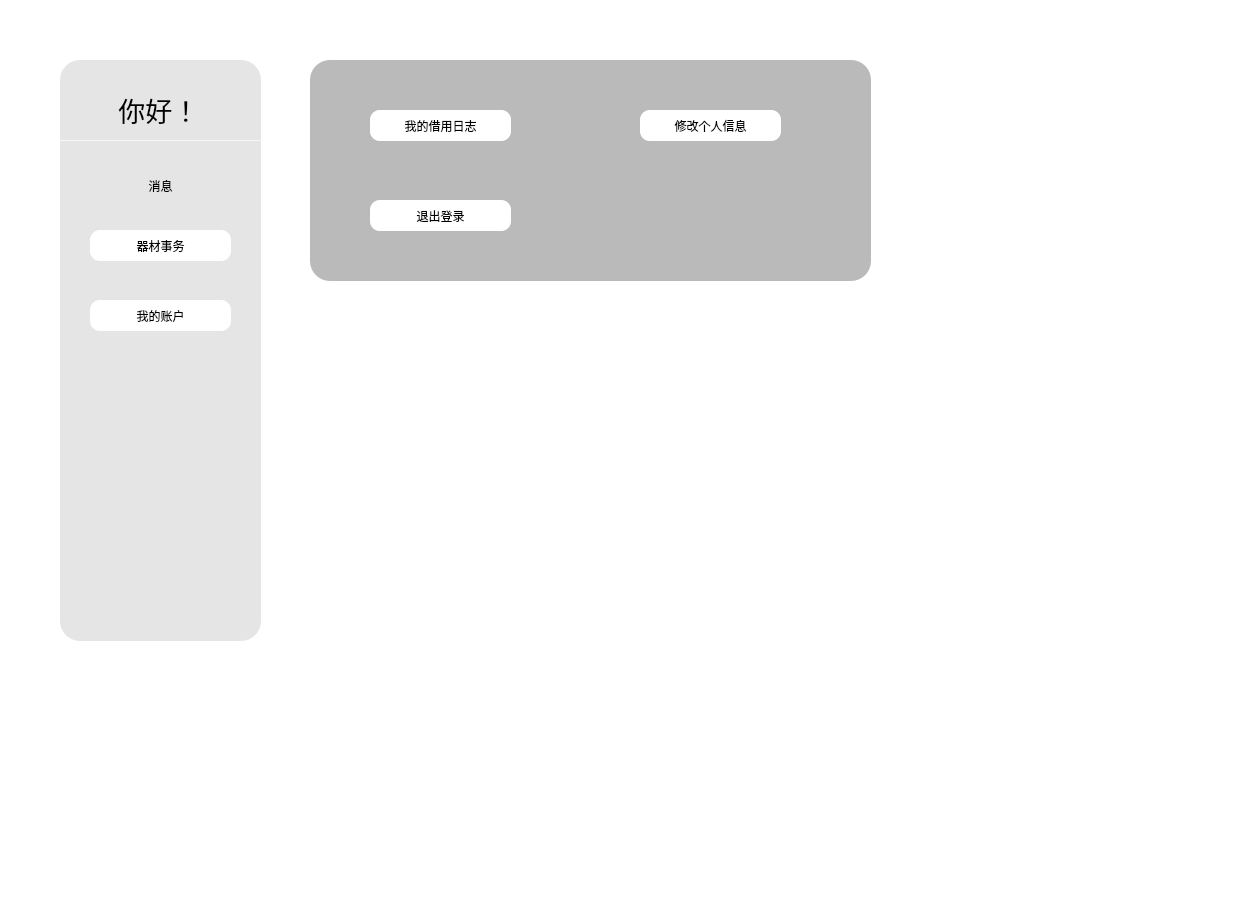
Qt form view/homepage/studenthomepage.ui (JunWang666/LabNexus) before a commit.
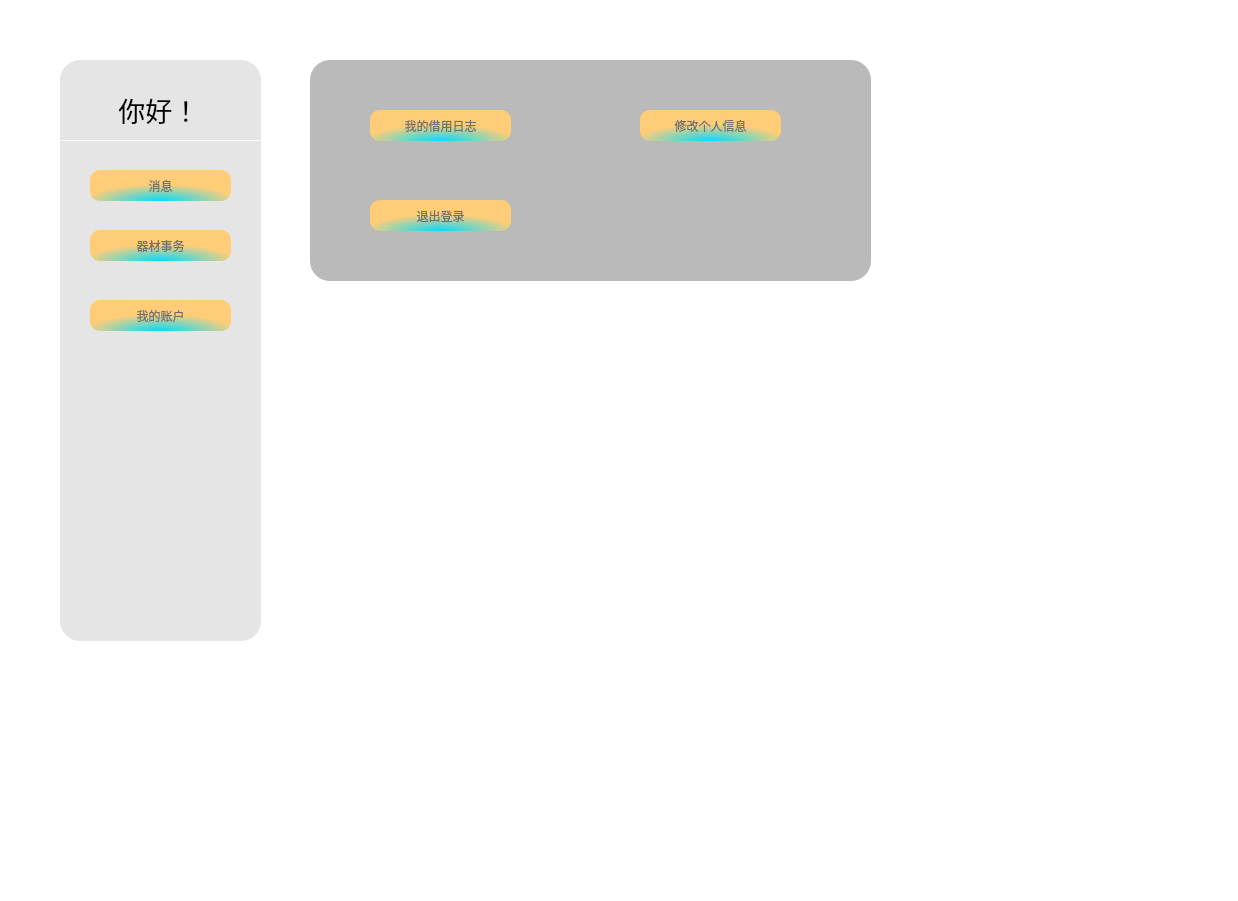
The same form after that commit. Icons and pictures are not drawn.

Patch:
```diff
--- a/view/homepage/studenthomepage.ui
+++ b/view/homepage/studenthomepage.ui
@@ -37,6 +37,7 @@
 }
 QPushButton#messageButton{
 	background-color: rgba(255, 255, 255, 0);
+outline:none;
 }
 
 #frame_3{
@@ -50,16 +51,22 @@
 
 QPushButton{
 border-radius:10px;
-       background-color: qlineargradient(spread:repeat, x1:0, y1:0, x2:1, y2:1, stop:0 rgba(207, 0, 73, 255),
-       stop:0.363636 rgba(143, 92, 142, 255), stop:0.698864 rgba(96, 165, 163, 255), stop:1 rgba(0, 135, 255, 255));
-       font: 20pt &quot;Microsoft YaHei UI&quot;;
+    
+    background-color: qradialgradient(spread:pad, cx:0.5, cy:1, radius:0.538, fx:0.496955, fy:1, stop:0 rgba(0, 220, 255, 255), stop:1 rgba(255, 205, 120, 255));
+    font:700 20pt &quot;Microsoft YaHei UI&quot;;
+    color: rgb(112, 112, 112);
+border:none;
+outline:none;
 }
 
 QPushButton#messageButton{
+
 border-radius:10px;
-       background-color: qlineargradient(spread:repeat, x1:0, y1:0, x2:1, y2:1, stop:0 rgba(207, 0, 73, 255),
-       stop:0.363636 rgba(143, 92, 142, 255), stop:0.698864 rgba(96, 165, 163, 255), stop:1 rgba(0, 135, 255, 255));
-       font: 20pt &quot;Microsoft YaHei UI&quot;;
+    background-color: qradialgradient(spread:pad, cx:0.5, cy:1, radius:0.538, fx:0.496955, fy:1, stop:0 rgba(0, 220, 255, 255), stop:1 rgba(255, 205, 120, 255));
+    font:700 20pt &quot;Microsoft YaHei UI&quot;;
+    color: rgb(112, 112, 112);
+border:none;
+outline:none;
 }
 
 
@@ -69,7 +76,6 @@
        stop:0.471591 rgba(123, 162, 147, 255), stop:1 rgba(255, 159, 128, 255));
        font: 20pt &quot;Microsoft YaHei UI&quot;;
 }
-
 QPushButton:pressed{
        background-color: qlineargradient(spread:pad, x1:0, y1:0, x2:1, y2:1, stop:0 rgba(0, 165, 165, 255),
        stop:0.471591 rgba(123, 162, 147, 255), stop:1 rgba(255, 159, 128, 255));
```
Left out of the diff: 32 changed lines with no effect on the pictures.
